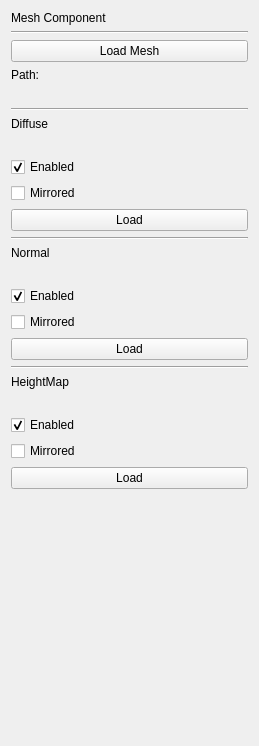
rogerbusquets97/Graphics-Engine, file meshcomponentwidget.ui: the form before one commit.
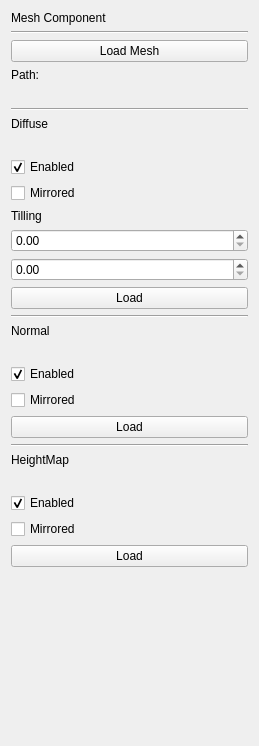
The form after the commit.

Commit message: Added tilling (all textures at once)

```diff
--- a/meshcomponentwidget.ui
+++ b/meshcomponentwidget.ui
@@ -93,6 +93,19 @@
      </property>
     </widget>
    </item>
+   <item>
+    <widget class="QLabel" name="label_7">
+     <property name="text">
+      <string>Tilling</string>
+     </property>
+    </widget>
+   </item>
+   <item>
+    <widget class="QDoubleSpinBox" name="DiffuseXTilling"/>
+   </item>
+   <item>
+    <widget class="QDoubleSpinBox" name="DiffuseYTilling"/>
+   </item>
    <item>
     <widget class="QPushButton" name="DiffuseLoadButton">
      <property name="text">
```
The commit also changes 17 other files.
